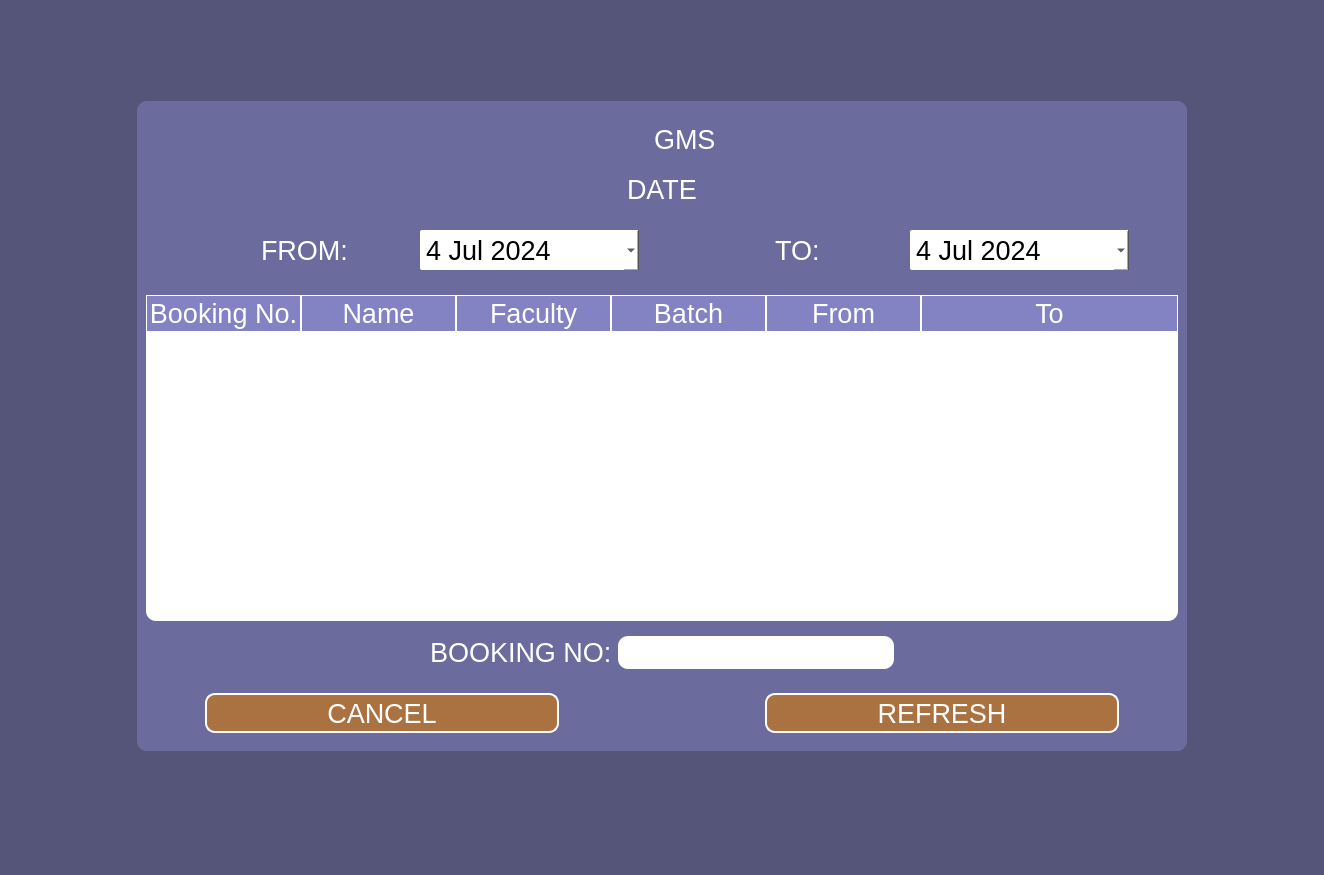
Xen00n/GMS, file cancel_page.ui: the form before one commit.
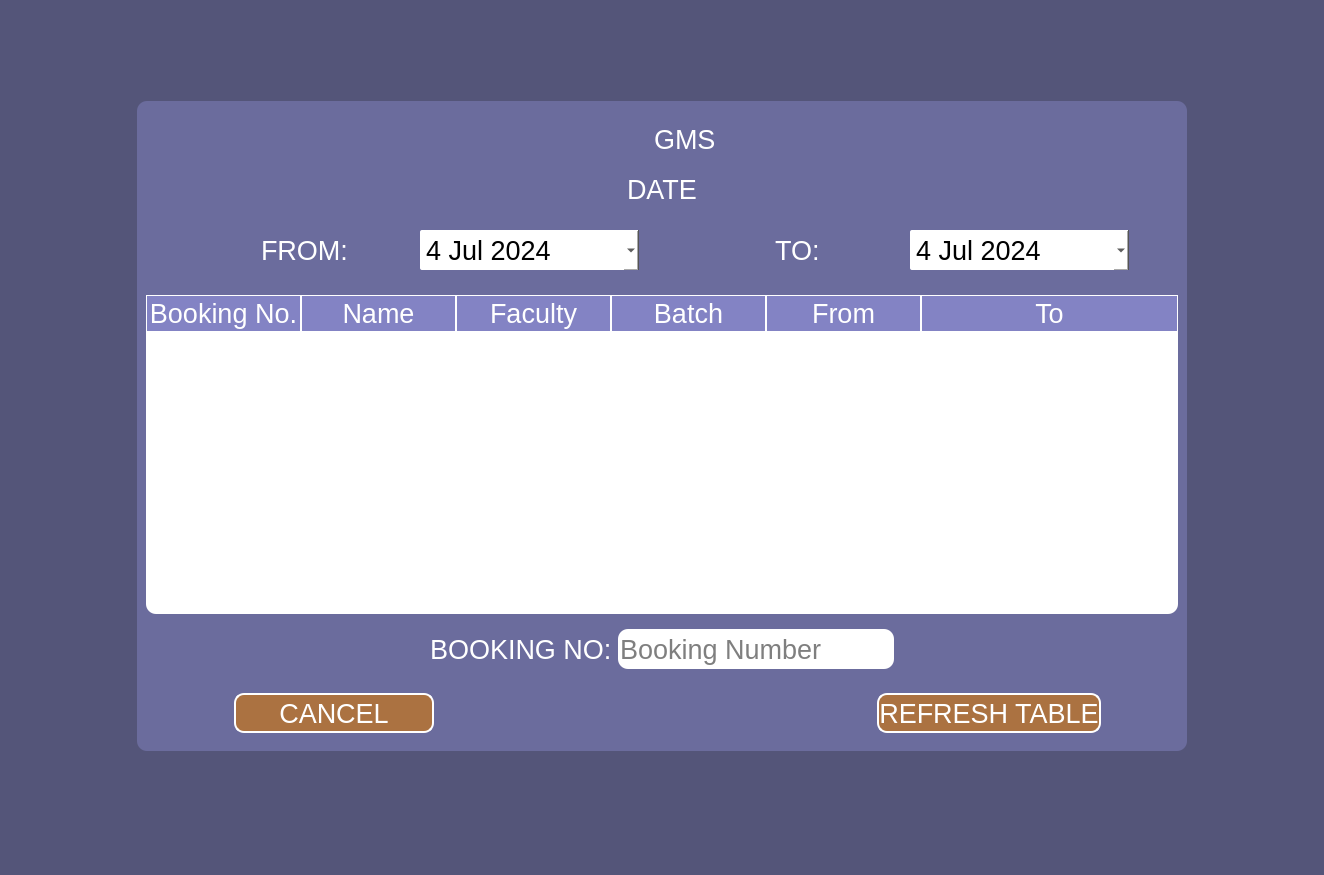
The form after the commit. Icons and pictures are not drawn.

```diff
--- a/cancel_page.ui
+++ b/cancel_page.ui
@@ -431,7 +431,7 @@
             <property name="minimumSize">
              <size>
               <width>200</width>
-              <height>0</height>
+              <height>40</height>
              </size>
             </property>
             <property name="maximumSize">
@@ -446,6 +446,9 @@
 
 </string>
             </property>
+            <property name="placeholderText">
+             <string>Booking Number</string>
+            </property>
            </widget>
           </item>
           <item>
@@ -495,8 +498,8 @@
             </property>
            </spacer>
           </item>
-          <item>
-           <widget class="QPushButton" name="pushButton">
+          <item alignment="Qt::AlignHCenter">
+           <widget class="QPushButton" name="cancel_button">
             <property name="minimumSize">
              <size>
               <width>200</width>
@@ -539,14 +542,14 @@
             </property>
             <property name="sizeHint" stdset="0">
              <size>
-              <width>200</width>
+              <width>390</width>
               <height>20</height>
              </size>
             </property>
            </spacer>
           </item>
-          <item>
-           <widget class="QPushButton" name="pushButton_3">
+          <item alignment="Qt::AlignHCenter">
+           <widget class="QPushButton" name="refresh_button">
             <property name="minimumSize">
              <size>
               <width>200</width>
@@ -575,7 +578,7 @@
 }</string>
             </property>
             <property name="text">
-             <string>REFRESH</string>
+             <string>REFRESH TABLE</string>
             </property>
            </widget>
           </item>
```
Left out of the diff: 6 changed lines with no effect on the pictures.
